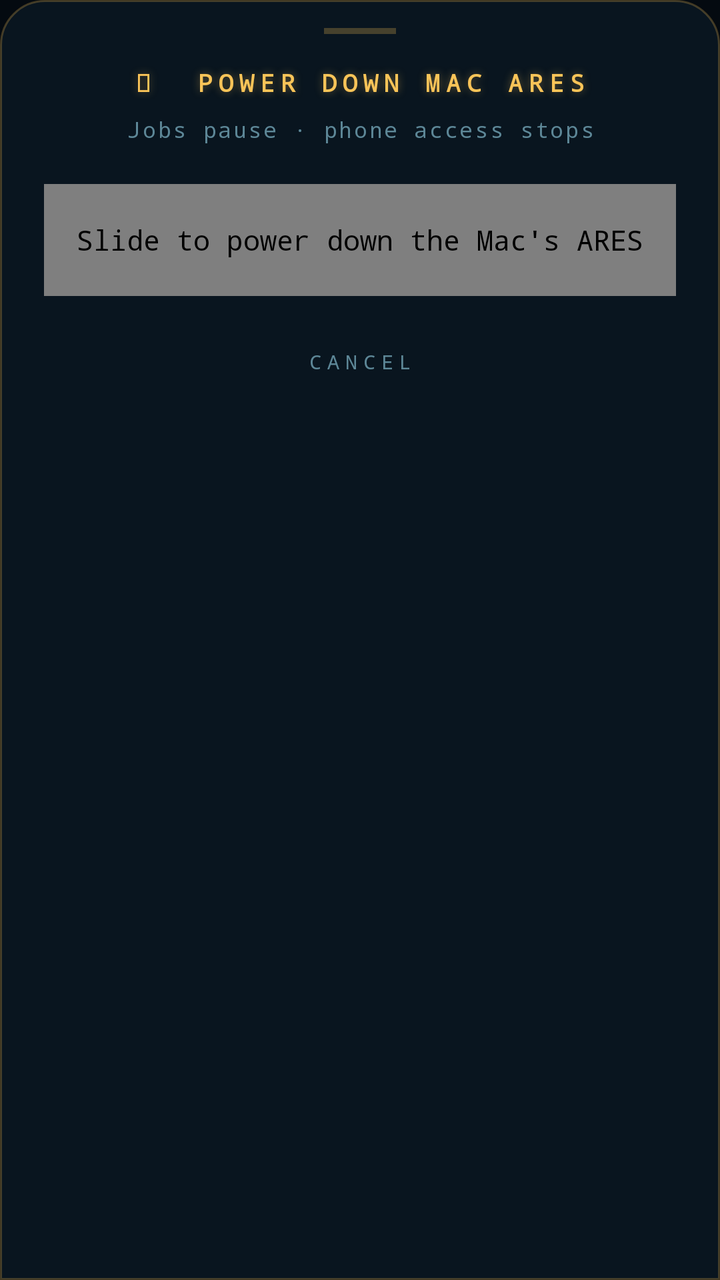
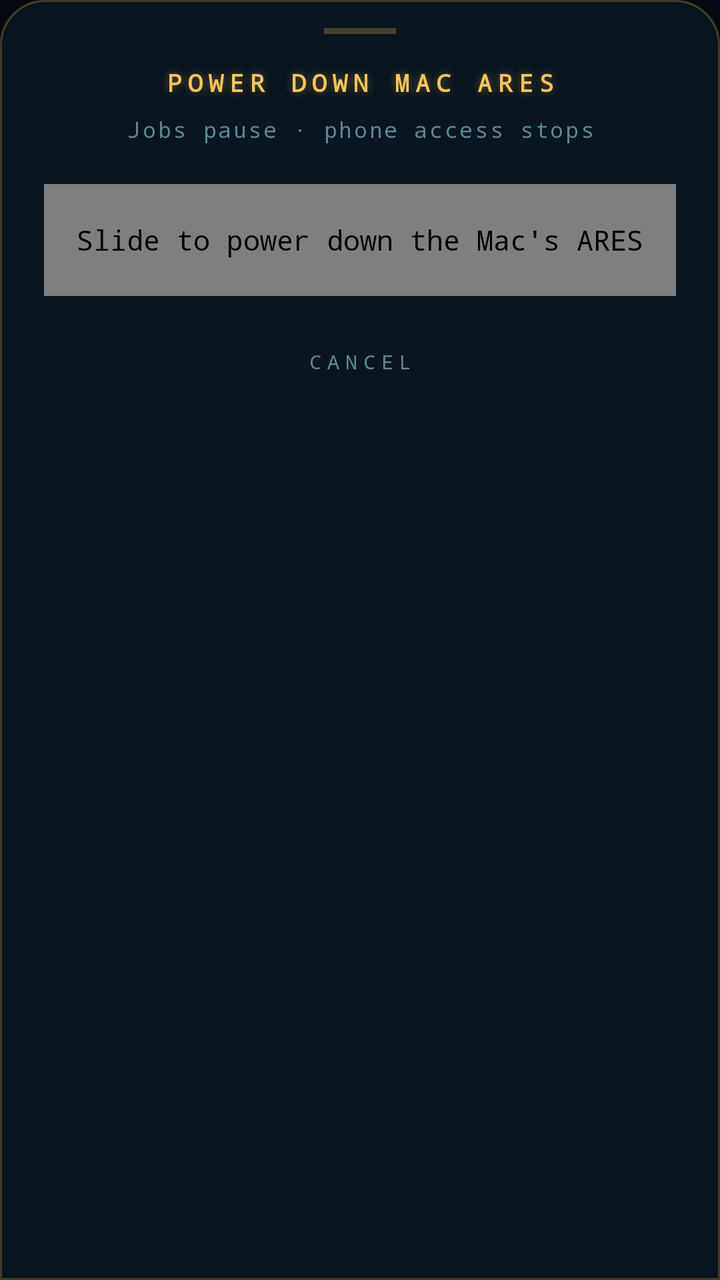

Before-and-after screenshots of an Android layout around one commit, followed by the original layout XML and the change that was made.
<!-- AndroidManifest.xml: application theme Theme.Ares -->
<!-- res/layout/dialog_power.xml -->
<?xml version="1.0" encoding="utf-8"?>
<LinearLayout xmlns:android="http://schemas.android.com/apk/res/android"
    android:layout_width="match_parent" android:layout_height="wrap_content" android:orientation="vertical"
    android:background="@drawable/bg_sheet" android:paddingStart="22dp" android:paddingEnd="22dp" android:paddingTop="14dp" android:paddingBottom="26dp">
    <View android:layout_width="36dp" android:layout_height="3dp" android:layout_gravity="center_horizontal" android:background="#40FAC458" android:layout_marginBottom="16dp"/>
    <TextView android:layout_width="match_parent" android:layout_height="wrap_content" android:gravity="center"
        android:text="⏻  POWER DOWN MAC ARES" android:textColor="@color/gold" android:textSize="12sp" android:letterSpacing="0.25" android:fontFamily="monospace" android:textStyle="bold"
        android:shadowColor="#66FAC458" android:shadowRadius="10" android:shadowDx="0" android:shadowDy="0"/>
    <TextView android:id="@+id/sheetSub" android:layout_width="match_parent" android:layout_height="wrap_content" android:gravity="center" android:layout_marginTop="8dp" android:layout_marginBottom="20dp"
        android:text="Jobs pause · phone access stops" android:textColor="@color/muted" android:textSize="11sp" android:letterSpacing="0.08" android:fontFamily="monospace"/>
    <com.dhruv.ares.SlideView android:id="@+id/slide" android:layout_width="match_parent" android:layout_height="56dp"
        android:contentDescription="Slide to power down the Mac's ARES"/>
    <TextView android:id="@+id/sheetCancel" android:layout_width="match_parent" android:layout_height="wrap_content" android:gravity="center" android:layout_marginTop="18dp" android:padding="8dp"
        android:text="CANCEL" android:textColor="@color/muted" android:textSize="10sp" android:letterSpacing="0.3" android:fontFamily="monospace"
        android:background="?android:attr/selectableItemBackground"/>
</LinearLayout>
<!-- resources referenced by this layout -->
<resources>
  <color name="gold">#FAC458</color>
  <color name="muted">#5D8797</color>
  <!-- drawable bg_sheet (drawable) -->
  <shape xmlns:android="http://schemas.android.com/apk/res/android">
      <corners android:topLeftRadius="22dp" android:topRightRadius="22dp"/><solid android:color="#F20A1620"/><stroke android:width="1dp" android:color="#40FAC458"/>
  </shape>
  <style name="Theme.Ares" parent="android:Theme.Material.NoActionBar">
          <item name="android:windowBackground">@color/bg</item>
          <item name="android:colorBackground">@color/bg</item>
          <item name="android:colorAccent">@color/cyan</item>
          <item name="android:colorPrimary">@color/bg</item>
          <item name="android:textColorPrimary">@color/text</item>
          <item name="android:textColorHint">@color/muted</item>
          <item name="android:fontFamily">monospace</item>
          <item name="android:statusBarColor">@android:color/transparent</item>
          <item name="android:navigationBarColor">@android:color/transparent</item>
          <item name="android:windowLightStatusBar">false</item>
      </style>
  <color name="bg">#040A10</color>
  <color name="cyan">#3EE6FF</color>
  <color name="text">#CFEFFF</color>
</resources>

<!-- the commit's change to res/layout/dialog_power.xml (unified diff, before → after) -->
@@ -4,7 +4,7 @@
     android:background="@drawable/bg_sheet" android:paddingStart="22dp" android:paddingEnd="22dp" android:paddingTop="14dp" android:paddingBottom="26dp">
     <View android:layout_width="36dp" android:layout_height="3dp" android:layout_gravity="center_horizontal" android:background="#40FAC458" android:layout_marginBottom="16dp"/>
     <TextView android:layout_width="match_parent" android:layout_height="wrap_content" android:gravity="center"
-        android:text="⏻  POWER DOWN MAC ARES" android:textColor="@color/gold" android:textSize="12sp" android:letterSpacing="0.25" android:fontFamily="monospace" android:textStyle="bold"
+        android:text="POWER DOWN MAC ARES" android:textColor="@color/gold" android:textSize="12sp" android:letterSpacing="0.25" android:fontFamily="monospace" android:textStyle="bold"
         android:shadowColor="#66FAC458" android:shadowRadius="10" android:shadowDx="0" android:shadowDy="0"/>
     <TextView android:id="@+id/sheetSub" android:layout_width="match_parent" android:layout_height="wrap_content" android:gravity="center" android:layout_marginTop="8dp" android:layout_marginBottom="20dp"
         android:text="Jobs pause · phone access stops" android:textColor="@color/muted" android:textSize="11sp" android:letterSpacing="0.08" android:fontFamily="monospace"/>
